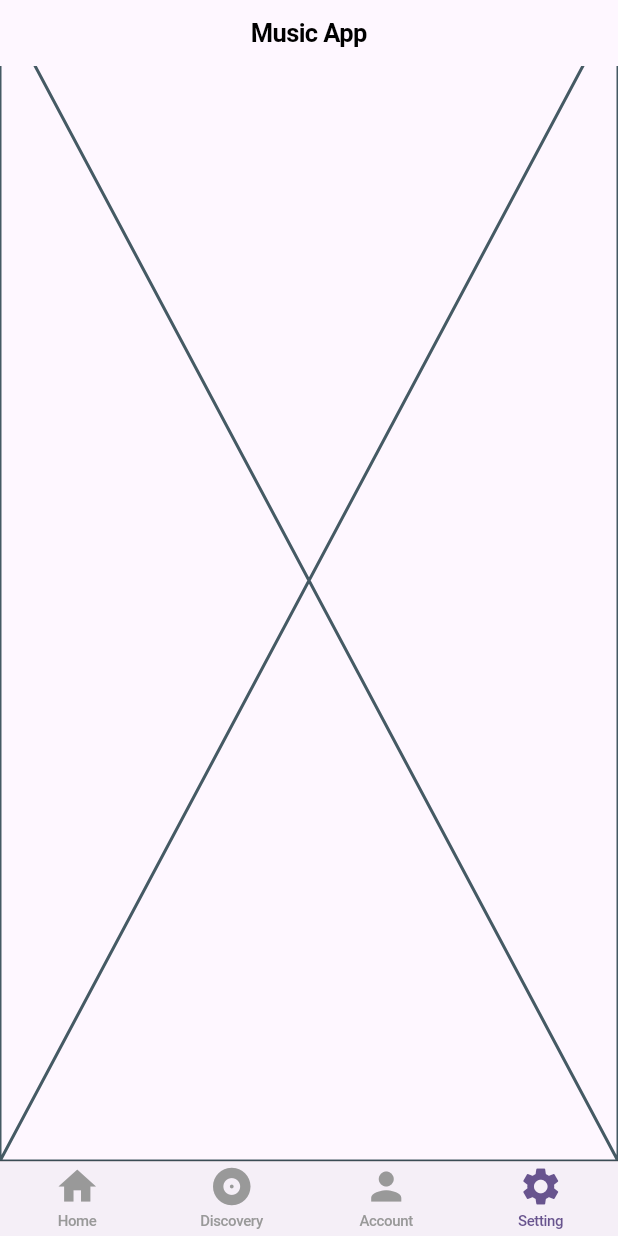
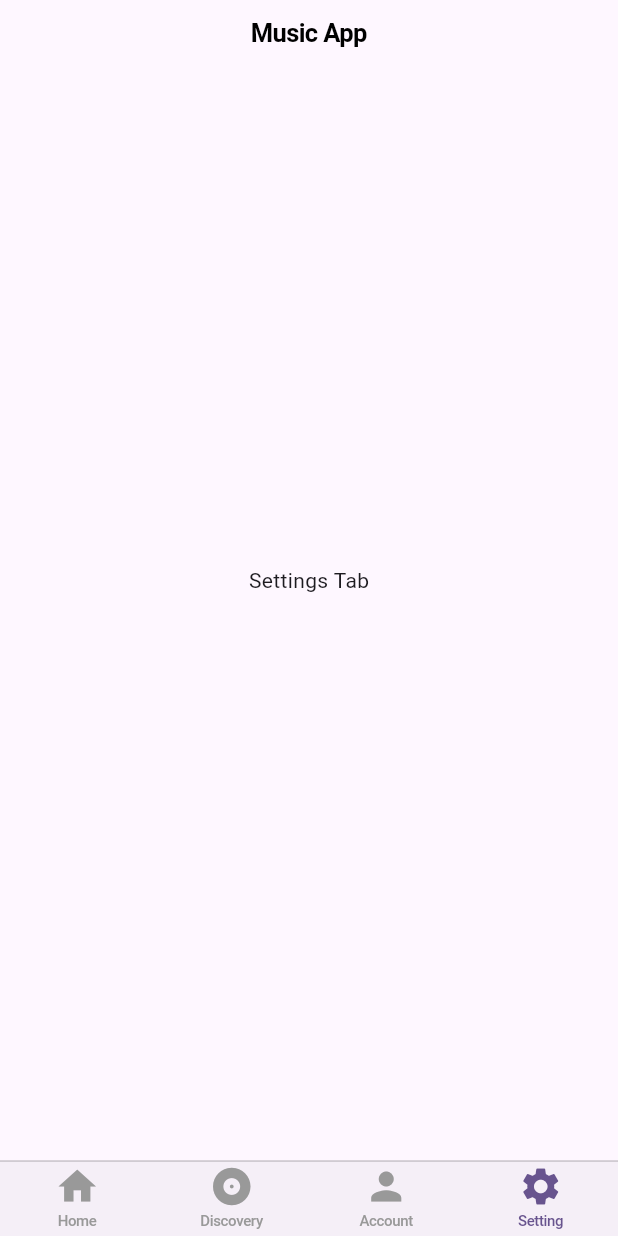
Before and after one commit to MegumiKatou02/Test_App, a Flutter app: the screen it shows after launch, item 4 of the bottom bar chosen, on a phone screen of 412 x 824 dp. Run offline on Flutter 3.47's test engine with Material 3 defaults, Android fonts, the phone set to English and light mode, and no system bars.

Commit message:
design base

```diff
--- a/lib/ui/discovery/discovery.dart
+++ b/lib/ui/discovery/discovery.dart
@@ -5,6 +5,10 @@ class DiscoveryTab extends StatelessWidget {
 
   @override
   Widget build(BuildContext context) {
-    return const Placeholder();
+    return const Scaffold(
+      body: Center(
+        child: Text('Discovery Tab'),
+      ),
+    );
   }
 }
--- a/lib/ui/home/home.dart
+++ b/lib/ui/home/home.dart
@@ -65,6 +65,10 @@ class HomeTab extends StatelessWidget {
 
   @override
   Widget build(BuildContext context) {
-    return const Placeholder();
+    return const Scaffold(
+      body: Center(
+        child: Text('Home Tab'),
+      ),
+    );
   }
 }
--- a/lib/ui/settings/settings.dart
+++ b/lib/ui/settings/settings.dart
@@ -5,6 +5,10 @@ class SettingsTab extends StatelessWidget {
 
   @override
   Widget build(BuildContext context) {
-    return const Placeholder();
+    return const Scaffold(
+      body: Center(
+        child: Text('Settings Tab'),
+      ),
+    );
   }
 }
--- a/lib/ui/user/user.dart
+++ b/lib/ui/user/user.dart
@@ -5,6 +5,10 @@ class AccountTab extends StatelessWidget {
 
   @override
   Widget build(BuildContext context) {
-    return const Placeholder();
+    return const Scaffold(
+      body: Center(
+        child: Text('Account Tab'),
+      ),
+    );
   }
 }
```
